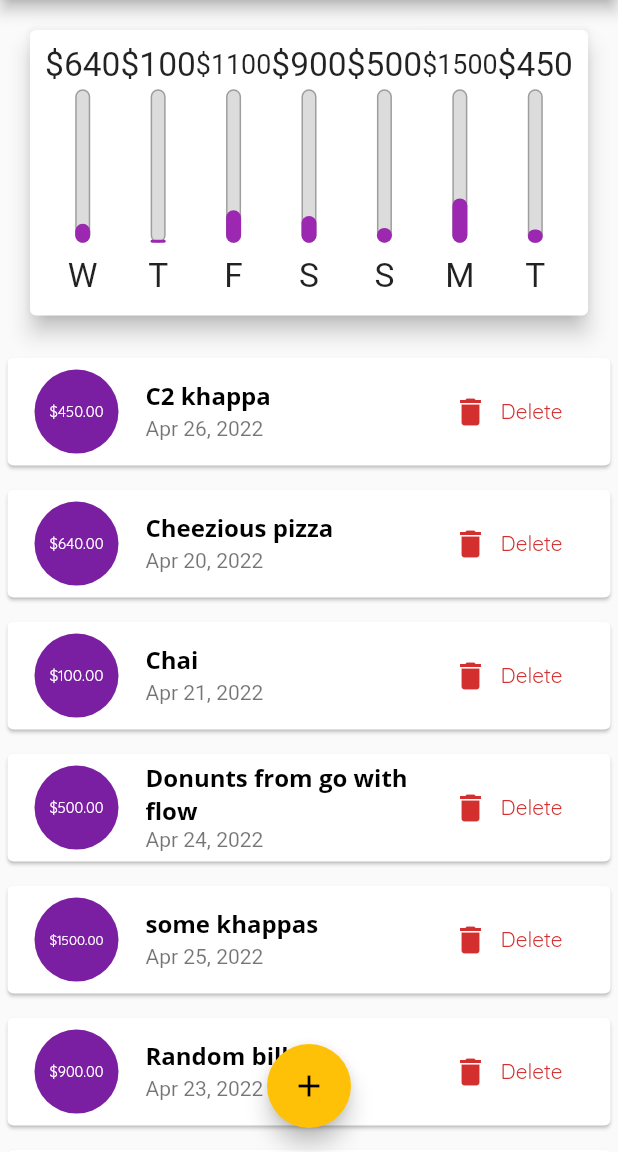
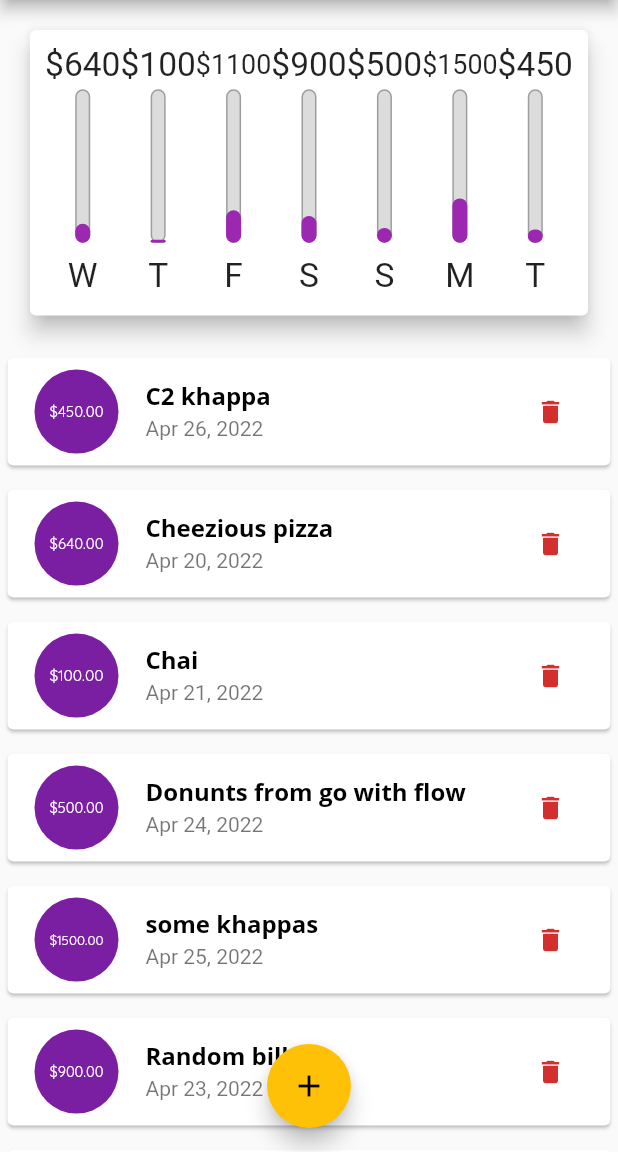
Before and after one commit to Hussain-7/Flutter_personal_expense_app, a Flutter app: the screen it shows after launch, on a phone screen of 412 x 824 dp, the part 84-1236 px from its top. Run offline on Flutter 3.47's test engine with Material 2 defaults, Android fonts, the phone set to English and light mode, and no system bars.

Commit message:
some code cleaning

```diff
--- a/lib/main.dart
+++ b/lib/main.dart
@@ -102,8 +102,8 @@ class _MyHomePageState extends State<MyHomePage> {
 
   @override
   Widget build(BuildContext context) {
-    final isLandscape =
-        MediaQuery.of(context).orientation == Orientation.landscape;
+    final mediaQuery = MediaQuery.of(context);
+    final isLandscape = mediaQuery.orientation == Orientation.landscape;
     final appBar = AppBar(
       title: Text('Personal Expenses',
           style: Theme.of(context).appBarTheme.titleTextStyle),
@@ -115,9 +115,9 @@ class _MyHomePageState extends State<MyHomePage> {
       ],
     );
     final TxListWidget = Container(
-      height: (MediaQuery.of(context).size.height -
+      height: (mediaQuery.size.height -
               appBar.preferredSize.height -
-              MediaQuery.of(context).padding.top) *
+              mediaQuery.padding.top) *
           0.7,
       child: TransactionList(
           transactions: _recentTransactions,
@@ -140,8 +140,9 @@ class _MyHomePageState extends State<MyHomePage> {
                     'Show Chart',
                     style: Theme.of(context).textTheme.headline6,
                   ),
-                  Switch(
+                  Switch.adaptive(
                     value: showChart,
+                    activeColor: Theme.of(context).accentColor,
                     onChanged: (val) {
                       print("In on changed: $val");
                       setState(() {
@@ -153,9 +154,9 @@ class _MyHomePageState extends State<MyHomePage> {
               ),
             if (!isLandscape)
               Container(
-                height: (MediaQuery.of(context).size.height -
+                height: (mediaQuery.size.height -
                         appBar.preferredSize.height -
-                        MediaQuery.of(context).padding.top) *
+                        mediaQuery.padding.top) *
                     0.3,
                 child: Chart(
                   _userTransaction,
@@ -165,9 +166,9 @@ class _MyHomePageState extends State<MyHomePage> {
             if (isLandscape)
               showChart
                   ? Container(
-                      height: (MediaQuery.of(context).size.height -
+                      height: (mediaQuery.size.height -
                               appBar.preferredSize.height -
-                              MediaQuery.of(context).padding.top) *
+                              mediaQuery.padding.top) *
                           0.7,
                       child: Chart(
                         _userTransaction,
--- a/lib/widgets/transaction_list.dart
+++ b/lib/widgets/transaction_list.dart
@@ -9,6 +9,7 @@ class TransactionList extends StatelessWidget {
       {required this.transactions, required this.deleteTransaction});
   @override
   Widget build(BuildContext context) {
+    final mediaQuery = MediaQuery.of(context);
     return transactions.isEmpty
         ? LayoutBuilder(builder: (ctx, constraints) {
             return Column(children: <Widget>[
@@ -45,7 +46,7 @@ class TransactionList extends StatelessWidget {
                   subtitle: Text(
                     DateFormat.yMMMd().format(transactions[index].date),
                   ),
-                  trailing: MediaQuery.of(context).size.width > 380
+                  trailing: mediaQuery.size.width > 430
                       ? FlatButton.icon(
                           icon: Icon(Icons.delete),
                           label: Text("Delete"),
```
